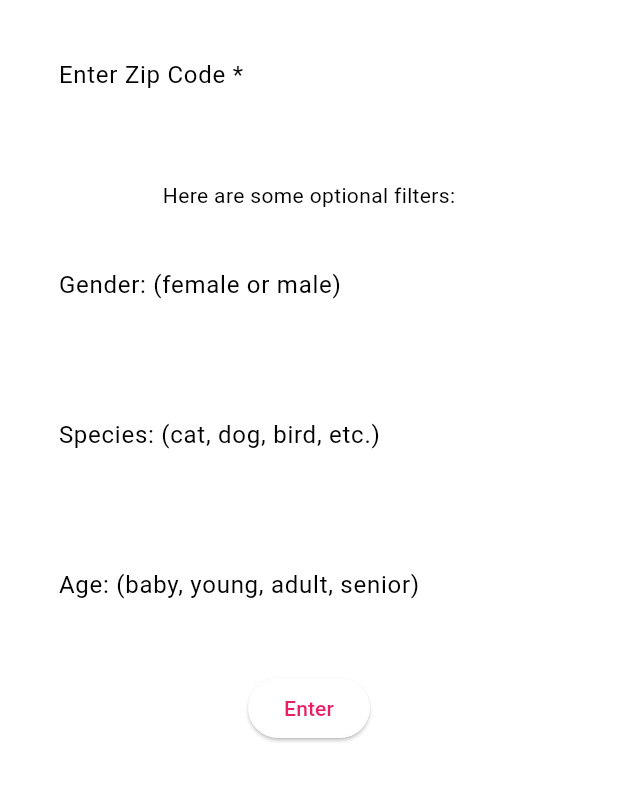
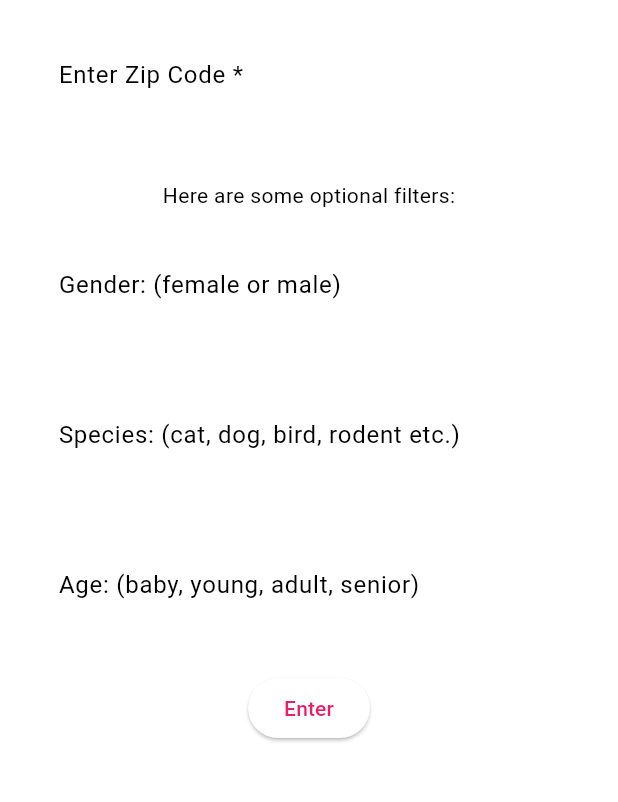
Before and after one commit to bsu-cs222/final_project_petfinder, a Flutter app: the screen it shows after launch, on a phone screen of 412 x 824 dp, the part 168-970 px from its top. Run offline on Flutter 3.47's test engine with Material 3 defaults, Android fonts, the phone set to English and light mode, and no system bars; our stand-ins replace flutter_dotenv.

Commit message:
Refactored, added extra instructions to Main

```diff
--- a/lib/api_caller.dart
+++ b/lib/api_caller.dart
@@ -17,7 +17,6 @@ class APICaller {
       );
       return (queryResponse.body);
     } else {
-      //We need to add exceptions.
       return ('Error: ${response.statusCode}');
     }
   }
--- a/lib/main.dart
+++ b/lib/main.dart
@@ -156,7 +156,7 @@ class ZipCodePage extends StatelessWidget {
                       style: style,
                       controller: speciesController,
                       decoration: const InputDecoration(
-                          labelText: 'Species: (cat, dog, bird, etc.)'),
+                          labelText: 'Species: (cat, dog, bird, rodent etc.)'),
                     ),
                   ),
                 ),
--- a/lib/pet_finder_parser.dart
+++ b/lib/pet_finder_parser.dart
@@ -54,7 +54,7 @@ class PetFinderParser {
         return SpeciesType.dog;
       case 'Cat':
         return SpeciesType.cat;
-      case 'Small-furry' || 'Rat' || 'Gerbil' || 'Guinea Pig':
+      case 'Small-furry' || 'Rat' || 'Gerbil' || 'Guinea Pig' || 'Rodent':
         return SpeciesType.rodent;
       case 'Barnyard' || 'Goat' || 'Pot Bellied':
         return SpeciesType.barnyard;
```
